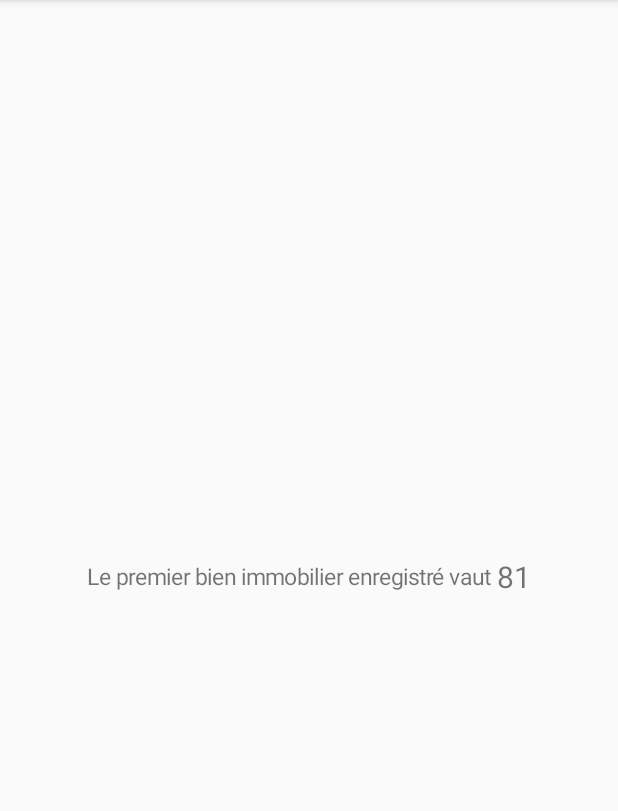
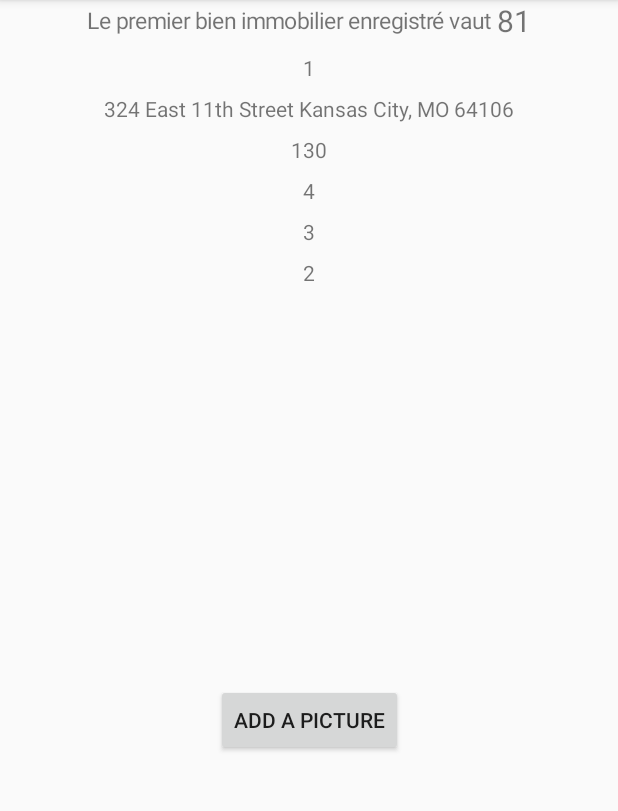
Before and after one commit to Benlefevre/RealEstateManager, an Android app: the screen it shows after launch (MainActivity), on a phone screen of 412 x 824 dp, the part 84-895 px from its top. Run offline under Robolectric (Android 15) with nearby library versions, the phone set to English and light mode, and no system bars; our stand-ins replace ButterKnife, Room's generated code.

Commit message:
Adding a package named injections that contains Injection and ViewModelFactory classes. Adding a package named repositories that contains RealEstateDataRepository class. Adding a package named viewmodel that contains RealEstateViewModel class. Updating MainActivity to test the viewmodel.

```diff
--- a/app/build.gradle
+++ b/app/build.gradle
@@ -28,6 +28,10 @@ dependencies {
     implementation 'androidx.appcompat:appcompat:1.1.0-rc01'
     implementation 'androidx.constraintlayout:constraintlayout:2.0.0-beta2'
 
+//    Butterknife
+    implementation 'com.jakewharton:butterknife:10.1.0'
+    annotationProcessor 'com.jakewharton:butterknife-compiler:10.1.0'
+
 //    Material Design
     implementation 'com.google.android.material:material:1.1.0-alpha09'
 
--- a/app/src/main/AndroidManifest.xml
+++ b/app/src/main/AndroidManifest.xml
@@ -1,6 +1,6 @@
 <?xml version="1.0" encoding="utf-8"?>
 <manifest xmlns:android="http://schemas.android.com/apk/res/android"
-    package="com.openclassrooms.realestatemanager">
+    package="com.openclassrooms.controllers">
 
     <uses-permission android:name="android.permission.ACCESS_WIFI_STATE" />
 
@@ -11,14 +11,14 @@
         android:roundIcon="@mipmap/ic_launcher_round"
         android:supportsRtl="true"
         android:theme="@style/AppTheme">
-        <activity android:name="com.openclassrooms.realestatemanager.MainActivity">
+        <activity android:name="com.openclassrooms.controllers.activities.MainActivity">
             <intent-filter>
                 <action android:name="android.intent.action.MAIN" />
 
                 <category android:name="android.intent.category.LAUNCHER" />
             </intent-filter>
         </activity>
-        <activity android:name="com.openclassrooms.realestatemanager.SecondActivity"></activity>
+        <activity android:name="com.openclassrooms.controllers.activities.SecondActivity"></activity>
     </application>
 
 </manifest>
--- /dev/null
+++ b/app/src/main/java/com/openclassrooms/controllers/activities/MainActivity.java
@@ -0,0 +1,93 @@
+package com.openclassrooms.controllers.activities;
+
+import android.os.Bundle;
+import android.widget.Button;
+import android.widget.TextView;
+
+import androidx.appcompat.app.AppCompatActivity;
+import androidx.lifecycle.ViewModelProviders;
+
+import com.openclassrooms.controllers.R;
+import com.openclassrooms.injections.Injection;
+import com.openclassrooms.injections.ViewModelFactory;
+import com.openclassrooms.models.RealEstate;
+import com.openclassrooms.utils.Utils;
+import com.openclassrooms.viewmodel.RealEstateViewModel;
+
+import butterknife.BindView;
+import butterknife.ButterKnife;
+import butterknife.OnClick;
+
+public class MainActivity extends AppCompatActivity {
+
+    @BindView(R.id.activity_main_activity_text_view_main)
+    TextView textViewMain;
+    @BindView(R.id.activity_main_activity_text_view_quantity)
+    TextView textViewQuantity;
+    @BindView(R.id.ID)
+    TextView mId;
+    @BindView(R.id.address)
+    TextView mAddress;
+    @BindView(R.id.surface)
+    TextView mSurface;
+    @BindView(R.id.nbPiece)
+    TextView mNbPiece;
+    @BindView(R.id.nbBedrooms)
+    TextView mNbBedrooms;
+    @BindView(R.id.nbBathroom)
+    TextView mNbBathroom;
+    @BindView(R.id.photo_btn)
+    Button mPhotoBtn;
+
+
+    private RealEstateViewModel mRealEstateViewModel;
+
+    @Override
+    protected void onCreate(Bundle savedInstanceState) {
+        super.onCreate(savedInstanceState);
+        setContentView(R.layout.activity_main);
+        ButterKnife.bind(this);
+
+        this.configureTextViewMain();
+        this.configureTextViewQuantity();
+        configureViewModel();
+        getRealEstate(1);
+    }
+
+    private void configureTextViewMain() {
+        this.textViewMain.setTextSize(15);
+        this.textViewMain.setText("Le premier bien immobilier enregistré vaut ");
+    }
+
+    private void configureTextViewQuantity() {
+        int quantity = Utils.convertDollarToEuro(100);
+        this.textViewQuantity.setTextSize(20);
+        this.textViewQuantity.setText("" + quantity);
+    }
+
+
+    //    Configuring ViewModel
+    private void configureViewModel() {
+        ViewModelFactory viewModelFactory = Injection.providerViewModelFactory(this);
+        mRealEstateViewModel = ViewModelProviders.of(this, viewModelFactory).get(RealEstateViewModel.class);
+    }
+
+    private void getRealEstate(long id) {
+        mRealEstateViewModel.getRealEstate(id).observe(this, this::configureTest);
+    }
+
+    private void configureTest(RealEstate realEstate) {
+        mId.setText(realEstate.getId() + "");
+        mAddress.setText(realEstate.getAddress());
+        mSurface.setText(realEstate.getSurface() + "");
+        mNbPiece.setText(realEstate.getNbPieces() + "");
+        mNbBedrooms.setText(realEstate.getNbBedrooms() + "");
+        mNbBathroom.setText(realEstate.getNbBathrooms() + "");
+    }
+
+    @OnClick(R.id.photo_btn)
+    public void onViewClicked() {
+
+
+    }
+}
--- a/app/src/main/java/com/openclassrooms/realestatemanager/SecondActivity.java
+++ b/app/src/main/java/com/openclassrooms/controllers/activities/SecondActivity.java
@@ -1,7 +1,9 @@
-package com.openclassrooms.realestatemanager;
+package com.openclassrooms.controllers.activities;
 
 import androidx.appcompat.app.AppCompatActivity;
 import android.os.Bundle;
+
+import com.openclassrooms.controllers.R;
 
 public class SecondActivity extends AppCompatActivity {
 
--- a/app/src/main/java/com/openclassrooms/database/RealEstateDatabase.java
+++ b/app/src/main/java/com/openclassrooms/database/RealEstateDatabase.java
@@ -23,7 +23,7 @@ public abstract class RealEstateDatabase extends RoomDatabase {
 
     private static volatile RealEstateDatabase INSTANCE;
 
-    public abstract RealEstateDao mPropertyDao();
+    public abstract RealEstateDao mRealEstateDao();
 
     public static RealEstateDatabase getInstance(Context context){
         if (INSTANCE == null){
@@ -62,8 +62,12 @@ public abstract class RealEstateDatabase extends RoomDatabase {
                 contentValues.put("mCity", "Kansas City");
                 contentValues.put("mStatus", "For sale");
                 contentValues.put("mInitialSale", String.valueOf(date));
-
-                db.insert("Property", OnConflictStrategy.IGNORE, contentValues);
+                contentValues.put("mFinalSale", "");
+                contentValues.put("mRealEstateAgent", "Lefèvre Benoit");
+                contentValues.put("mYearConstruction", "");
+                contentValues.put("mFloors", 3);
+                contentValues.put("mCoOwnership", true);
+                db.insert("RealEstate", OnConflictStrategy.IGNORE, contentValues);
             }
         };
     }
--- a/app/src/main/java/com/openclassrooms/database/dao/RealEstateDao.java
+++ b/app/src/main/java/com/openclassrooms/database/dao/RealEstateDao.java
@@ -12,11 +12,11 @@ import com.openclassrooms.models.RealEstate;
 public interface RealEstateDao {
 
     @Query("SELECT * FROM RealEstate WHERE mId = :mId")
-    LiveData<RealEstate> getProperties(long mId);
+    LiveData<RealEstate> getRealEstate(long mId);
 
     @Insert
-    long insertProperty(RealEstate realEstate);
+    long insertRealEstate(RealEstate realEstate);
 
     @Update
-    int updateProperty(RealEstate realEstate);
+    int updateRealEstate(RealEstate realEstate);
 }
--- /dev/null
+++ b/app/src/main/java/com/openclassrooms/injections/Injection.java
@@ -0,0 +1,27 @@
+package com.openclassrooms.injections;
+
+import android.content.Context;
+
+import com.openclassrooms.database.RealEstateDatabase;
+import com.openclassrooms.repositories.RealEstateDataRepository;
+
+import java.util.concurrent.Executor;
+import java.util.concurrent.Executors;
+
+public class Injection {
+
+    public static RealEstateDataRepository provideRealEstateDataSource(Context context){
+        RealEstateDatabase realEstateDatabase = RealEstateDatabase.getInstance(context);
+        return new RealEstateDataRepository(realEstateDatabase.mRealEstateDao());
+    }
+
+    public static Executor providerExcutor(){
+        return Executors.newSingleThreadExecutor();
+    }
+
+    public static ViewModelFactory providerViewModelFactory(Context context){
+        RealEstateDataRepository realEstateDataRepository = provideRealEstateDataSource(context);
+        Executor executor = providerExcutor();
+        return new ViewModelFactory(realEstateDataRepository,executor);
+    }
+}
--- /dev/null
+++ b/app/src/main/java/com/openclassrooms/injections/ViewModelFactory.java
@@ -0,0 +1,30 @@
+package com.openclassrooms.injections;
+
+import androidx.annotation.NonNull;
+import androidx.lifecycle.ViewModel;
+import androidx.lifecycle.ViewModelProvider;
+
+import com.openclassrooms.repositories.RealEstateDataRepository;
+import com.openclassrooms.viewmodel.RealEstateViewModel;
+
+import java.util.concurrent.Executor;
+
+public class ViewModelFactory implements ViewModelProvider.Factory {
+
+    private final RealEstateDataRepository mRealEstateDataRepository;
+    private final Executor mExecutor;
+
+    public ViewModelFactory(RealEstateDataRepository realEstateDataRepository, Executor executor) {
+        mRealEstateDataRepository = realEstateDataRepository;
+        mExecutor = executor;
+    }
+
+    @NonNull
+    @Override
+    public <T extends ViewModel> T create(@NonNull Class<T> modelClass) {
+        if (modelClass.isAssignableFrom(RealEstateViewModel.class)){
+            return (T) new RealEstateViewModel(mRealEstateDataRepository,mExecutor);
+        }
+        throw new IllegalArgumentException("Unknown ViewModel Class");
+    }
+}
--- a/app/src/main/java/com/openclassrooms/realestatemanager/MainActivity.java
+++ /dev/null
@@ -1,34 +0,0 @@
-package com.openclassrooms.realestatemanager;
-
-import androidx.appcompat.app.AppCompatActivity;
-import android.os.Bundle;
-import android.widget.TextView;
-
-public class MainActivity extends AppCompatActivity {
-
-    private TextView textViewMain;
-    private TextView textViewQuantity;
-
-    @Override
-    protected void onCreate(Bundle savedInstanceState) {
-        super.onCreate(savedInstanceState);
-        setContentView(R.layout.activity_main);
-
-        this.textViewMain = findViewById(R.id.activity_main_activity_text_view_main);
-        this.textViewQuantity = findViewById(R.id.activity_main_activity_text_view_quantity);
-
-        this.configureTextViewMain();
-        this.configureTextViewQuantity();
-    }
-
-    private void configureTextViewMain(){
-        this.textViewMain.setTextSize(15);
-        this.textViewMain.setText("Le premier bien immobilier enregistré vaut ");
-    }
-
-    private void configureTextViewQuantity(){
-        int quantity = Utils.convertDollarToEuro(100);
-        this.textViewQuantity.setTextSize(20);
-        this.textViewQuantity.setText(""+ quantity);
-    }
-}
--- /dev/null
+++ b/app/src/main/java/com/openclassrooms/repositories/RealEstateDataRepository.java
@@ -0,0 +1,31 @@
+package com.openclassrooms.repositories;
+
+import androidx.lifecycle.LiveData;
+
+import com.openclassrooms.database.dao.RealEstateDao;
+import com.openclassrooms.models.RealEstate;
+
+public class RealEstateDataRepository {
+
+    private final RealEstateDao mRealEstateDao;
+
+    public RealEstateDataRepository(RealEstateDao realEstateDao){
+        mRealEstateDao = realEstateDao;
+    }
+
+
+//    Get
+    public LiveData<RealEstate> getRealEstate(long realEstateId){
+        return mRealEstateDao.getRealEstate(realEstateId);
+    }
+
+//    Create
+    public void createRealEstate(RealEstate realEstate){
+        mRealEstateDao.insertRealEstate(realEstate);
+    }
+
+//    Update
+    public void updateRealEstate(RealEstate realEstate){
+        mRealEstateDao.updateRealEstate(realEstate);
+    }
+}
--- a/app/src/main/java/com/openclassrooms/realestatemanager/Utils.java
+++ b/app/src/main/java/com/openclassrooms/utils/Utils.java
@@ -1,4 +1,4 @@
-package com.openclassrooms.realestatemanager;
+package com.openclassrooms.utils;
 
 import android.content.Context;
 import android.net.wifi.WifiManager;
--- /dev/null
+++ b/app/src/main/java/com/openclassrooms/viewmodel/RealEstateViewModel.java
@@ -0,0 +1,28 @@
+package com.openclassrooms.viewmodel;
+
+import androidx.lifecycle.LiveData;
+import androidx.lifecycle.ViewModel;
+
+import com.openclassrooms.models.RealEstate;
+import com.openclassrooms.repositories.RealEstateDataRepository;
+
+import java.util.concurrent.Executor;
+
+public class RealEstateViewModel extends ViewModel {
+
+//    Repositories
+    private final RealEstateDataRepository mRealEstateDataRepository;
+    private final Executor mExecutor;
+
+//    Data
+    private LiveData<RealEstate> currentRealEstate;
+
+    public RealEstateViewModel(RealEstateDataRepository realEstateDataRepository, Executor executor){
+        mRealEstateDataRepository = realEstateDataRepository;
+        mExecutor = executor;
+    }
+
+    public LiveData<RealEstate> getRealEstate(long realEstateId){
+        return mRealEstateDataRepository.getRealEstate(realEstateId);
+    }
+}
--- a/app/src/main/res/layout/activity_main.xml
+++ b/app/src/main/res/layout/activity_main.xml
@@ -4,23 +4,23 @@
     xmlns:tools="http://schemas.android.com/tools"
     android:layout_width="match_parent"
     android:layout_height="match_parent"
-    tools:context="com.openclassrooms.realestatemanager.MainActivity"
+    tools:context="com.openclassrooms.controllers.activities.MainActivity"
     android:gravity="center">
 
     <LinearLayout
+        android:id="@+id/linearLayout"
         android:layout_width="match_parent"
         android:layout_height="wrap_content"
-        app:layout_constraintBottom_toBottomOf="parent"
+        android:gravity="center"
         app:layout_constraintLeft_toLeftOf="parent"
         app:layout_constraintRight_toRightOf="parent"
-        app:layout_constraintTop_toTopOf="parent"
-        android:gravity="center">
+        app:layout_constraintTop_toTopOf="parent">
 
         <TextView
             android:id="@+id/activity_main_activity_text_view_main"
             android:layout_width="wrap_content"
             android:layout_height="wrap_content"
-            android:text="Voici la valeur d'un bien : "/>
+            android:text="Voici la valeur d'un bien : " />
 
         <TextView
             android:id="@+id/activity_main_activity_text_view_quantity"
@@ -34,5 +34,91 @@
 
     </LinearLayout>
 
+    <TextView
+        android:id="@+id/ID"
+        android:layout_width="wrap_content"
+        android:layout_height="wrap_content"
+        android:layout_marginStart="8dp"
+        android:layout_marginTop="8dp"
+        android:layout_marginEnd="8dp"
+        android:text="TextView"
+        app:layout_constraintEnd_toEndOf="parent"
+        app:layout_constraintStart_toStartOf="parent"
+        app:layout_constraintTop_toBottomOf="@+id/linearLayout" />
+
+    <TextView
+        android:id="@+id/address"
+        android:layout_width="wrap_content"
+        android:layout_height="wrap_content"
+        android:layout_marginStart="8dp"
+        android:layout_marginTop="8dp"
+        android:layout_marginEnd="8dp"
+        android:text="TextView"
+        app:layout_constraintEnd_toEndOf="parent"
+        app:layout_constraintStart_toStartOf="parent"
+        app:layout_constraintTop_toBottomOf="@+id/ID" />
+
+    <TextView
+        android:id="@+id/surface"
+        android:layout_width="wrap_content"
+        android:layout_height="wrap_content"
+        android:layout_marginStart="8dp"
+        android:layout_marginTop="8dp"
+        android:layout_marginEnd="8dp"
+        android:text="TextView"
+        app:layout_constraintEnd_toEndOf="parent"
+        app:layout_constraintStart_toStartOf="parent"
+        app:layout_constraintTop_toBottomOf="@+id/address" />
+
+    <TextView
+        android:id="@+id/nbPiece"
+        android:layout_width="wrap_content"
+        android:layout_height="wrap_content"
+        android:layout_marginStart="8dp"
+        android:layout_marginTop="8dp"
+        android:layout_marginEnd="8dp"
+        android:text="TextView"
+        app:layout_constraintEnd_toEndOf="parent"
+        app:layout_constraintStart_toStartOf="parent"
+        app:layout_constraintTop_toBottomOf="@+id/surface" />
+
+    <TextView
+        android:id="@+id/nbBedrooms"
+        android:layout_width="wrap_content"
+        android:layout_height="wrap_content"
+        android:layout_marginStart="8dp"
+        android:layout_marginTop="8dp"
+        android:layout_marginEnd="8dp"
+        android:text="TextView"
+        app:layout_constraintEnd_toEndOf="parent"
+        app:layout_constraintStart_toStartOf="parent"
+        app:layout_constraintTop_toBottomOf="@+id/nbPiece" />
+
+    <TextView
+        android:id="@+id/nbBathroom"
+        android:layout_width="wrap_content"
+        android:layout_height="wrap_content"
+        android:layout_marginStart="8dp"
+        android:layout_marginTop="8dp"
+        android:layout_marginEnd="8dp"
+        android:text="TextView"
+        app:layout_constraintEnd_toEndOf="parent"
+        app:layout_constraintStart_toStartOf="parent"
+        app:layout_constraintTop_toBottomOf="@+id/nbBedrooms" />
+
+    <Button
+        android:id="@+id/photo_btn"
+        android:layout_width="wrap_content"
+        android:layout_height="wrap_content"
+        android:layout_marginStart="8dp"
+        android:layout_marginTop="8dp"
+        android:layout_marginEnd="8dp"
+        android:layout_marginBottom="8dp"
+        android:text="Add a picture"
+        app:layout_constraintBottom_toBottomOf="parent"
+        app:layout_constraintEnd_toEndOf="parent"
+        app:layout_constraintStart_toStartOf="parent"
+        app:layout_constraintTop_toBottomOf="@+id/nbBathroom" />
+
 
 </androidx.constraintlayout.widget.ConstraintLayout>
--- a/app/src/main/res/layout/activity_second.xml
+++ b/app/src/main/res/layout/activity_second.xml
@@ -4,7 +4,7 @@
     xmlns:tools="http://schemas.android.com/tools"
     android:layout_width="match_parent"
     android:layout_height="match_parent"
-    tools:context="com.openclassrooms.realestatemanager.SecondActivity">
+    tools:context="com.openclassrooms.controllers.activities.SecondActivity">
 
 
     <LinearLayout
```
Also changed, not shown: 6 other files.
